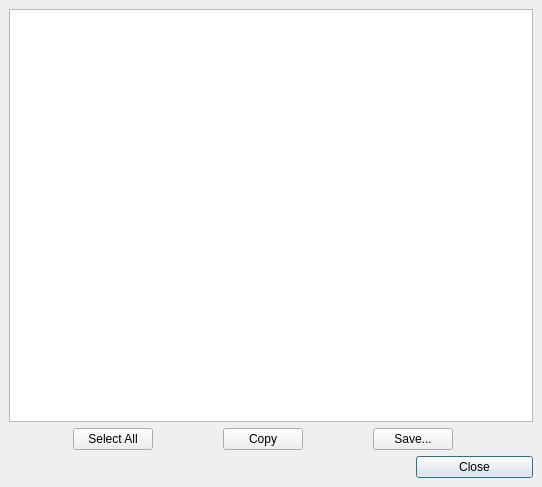
First picture: the form in src/ui/articledialog.ui, repository adaptee/qterm-hack, before the edit.
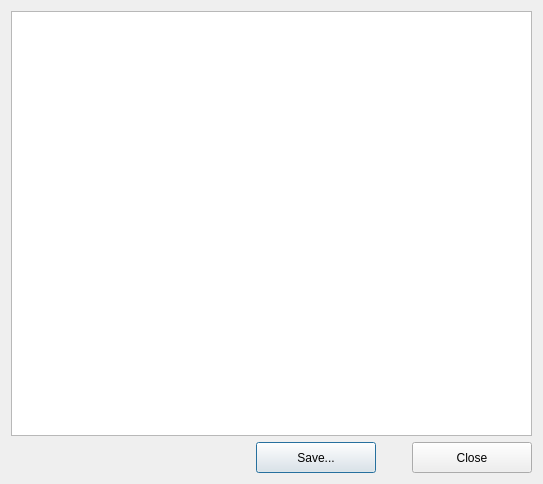
Second picture: the form after the edit.

Commit message: Redo the articleDialog window, remove the select all and copy buttons since they can be accessed through popup menu.

The edit to the form file:
```diff
--- a/src/ui/articledialog.ui
+++ b/src/ui/articledialog.ui
@@ -3,139 +3,84 @@
  <comment></comment>
  <exportmacro></exportmacro>
  <class>articleDialog</class>
- <widget class="QDialog" name="articleDialog" >
-  <property name="geometry" >
+ <widget class="QDialog" name="articleDialog">
+  <property name="geometry">
    <rect>
     <x>0</x>
     <y>0</y>
-    <width>542</width>
-    <height>487</height>
+    <width>543</width>
+    <height>484</height>
    </rect>
   </property>
   <property name="windowTitle" >
    <string>Article Viewer</string>
   </property>
-  <layout class="QGridLayout" >
-   <property name="margin" >
-    <number>9</number>
-   </property>
-   <property name="spacing" >
-    <number>6</number>
-   </property>
-   <item row="0" column="0" colspan="8" >
-    <widget class="QTextBrowser" name="textBrowser" />
+  <layout class="QGridLayout" name="gridLayout">
+   <item row="0" column="0">
+    <widget class="QTextBrowser" name="textBrowser"/>
    </item>
-   <item row="1" column="4" >
-    <spacer>
-     <property name="orientation" >
-      <enum>Qt::Horizontal</enum>
-     </property>
-     <property name="sizeType" >
-      <enum>QSizePolicy::Expanding</enum>
-     </property>
-     <property name="sizeHint" >
-      <size>
-       <width>50</width>
-       <height>20</height>
-      </size>
-     </property>
-    </spacer>
-   </item>
-   <item row="1" column="2" >
-    <spacer>
-     <property name="orientation" >
-      <enum>Qt::Horizontal</enum>
-     </property>
-     <property name="sizeType" >
-      <enum>QSizePolicy::Expanding</enum>
-     </property>
-     <property name="sizeHint" >
-      <size>
-       <width>40</width>
-       <height>20</height>
-      </size>
-     </property>
-    </spacer>
-   </item>
-   <item row="2" column="0" colspan="6" >
-    <spacer>
-     <property name="orientation" >
-      <enum>Qt::Horizontal</enum>
-     </property>
-     <property name="sizeType" >
-      <enum>QSizePolicy::Expanding</enum>
-     </property>
-     <property name="sizeHint" >
-      <size>
-       <width>410</width>
-       <height>20</height>
-      </size>
-     </property>
-    </spacer>
-   </item>
-   <item row="2" column="6" colspan="2" >
-    <widget class="QPushButton" name="closeButton" >
-     <property name="text" >
-      <string>Close</string>
-     </property>
-    </widget>
-   </item>
-   <item row="1" column="1" >
-    <widget class="QPushButton" name="selectButton" >
-     <property name="text" >
-      <string>Select All</string>
-     </property>
-    </widget>
-   </item>
-   <item row="1" column="0" >
-    <spacer>
-     <property name="orientation" >
-      <enum>Qt::Horizontal</enum>
-     </property>
-     <property name="sizeType" >
-      <enum>QSizePolicy::Expanding</enum>
-     </property>
-     <property name="sizeHint" >
-      <size>
-       <width>60</width>
-       <height>20</height>
-      </size>
-     </property>
-    </spacer>
-   </item>
-   <item row="1" column="7" >
-    <spacer>
-     <property name="orientation" >
-      <enum>Qt::Horizontal</enum>
-     </property>
-     <property name="sizeType" >
-      <enum>QSizePolicy::Expanding</enum>
-     </property>
-     <property name="sizeHint" >
-      <size>
-       <width>60</width>
-       <height>20</height>
-      </size>
-     </property>
-    </spacer>
-   </item>
-   <item row="1" column="5" colspan="2" >
-    <widget class="QPushButton" name="saveButton" >
-     <property name="text" >
-      <string>Save...</string>
-     </property>
-    </widget>
-   </item>
-   <item row="1" column="3" >
-    <widget class="QPushButton" name="copyButton" >
-     <property name="text" >
-      <string>Copy</string>
-     </property>
-    </widget>
+   <item row="1" column="0">
+    <layout class="QHBoxLayout" name="horizontalLayout">
+     <item>
+      <spacer name="horizontalSpacer">
+       <property name="orientation">
+        <enum>Qt::Horizontal</enum>
+       </property>
+       <property name="sizeHint" stdset="0">
+        <size>
+         <width>40</width>
+         <height>31</height>
+        </size>
+       </property>
+      </spacer>
+     </item>
+     <item>
+      <widget class="QPushButton" name="saveButton">
+       <property name="minimumSize">
+        <size>
+         <width>120</width>
+         <height>31</height>
+        </size>
+       </property>
+       <property name="text">
+        <string>Save...</string>
+       </property>
+      </widget>
+     </item>
+     <item>
+      <spacer name="horizontalSpacer_2">
+       <property name="orientation">
+        <enum>Qt::Horizontal</enum>
+       </property>
+       <property name="sizeType">
+        <enum>QSizePolicy::Fixed</enum>
+       </property>
+       <property name="sizeHint" stdset="0">
+        <size>
+         <width>30</width>
+         <height>31</height>
+        </size>
+       </property>
+      </spacer>
+     </item>
+     <item>
+      <widget class="QPushButton" name="closeButton">
+       <property name="minimumSize">
+        <size>
+         <width>120</width>
+         <height>31</height>
+        </size>
+       </property>
+       <property name="text">
+        <string>Close</string>
+       </property>
+      </widget>
+     </item>
+    </layout>
    </item>
   </layout>
  </widget>
- <layoutdefault spacing="6" margin="11" />
+ <layoutdefault spacing="6" margin="11"/>
  <pixmapfunction>qPixmapFromMimeSource</pixmapfunction>
  <resources/>
  <connections/>
```
Left out of the diff: 32 changed lines with no effect on the pictures. The commit also changes 2 other files.
